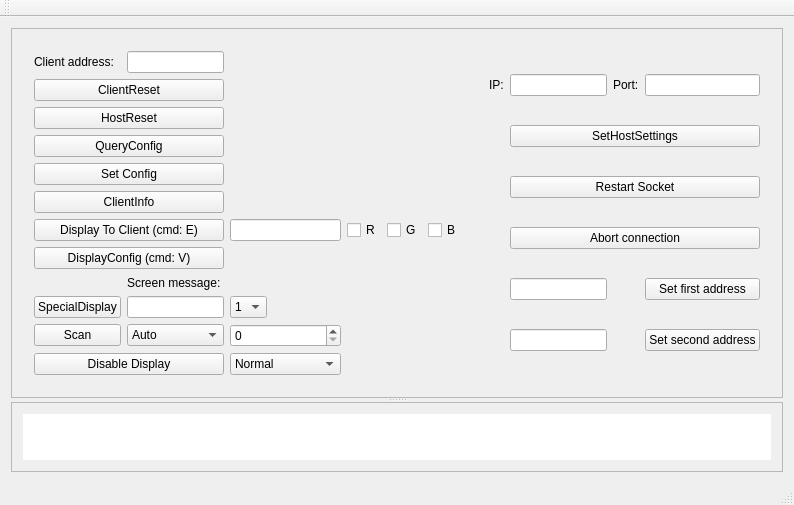
The window that TestTool/mainwindow.ui (Fateofiko/TestTool) describes before a commit, drawn with Qt 5.
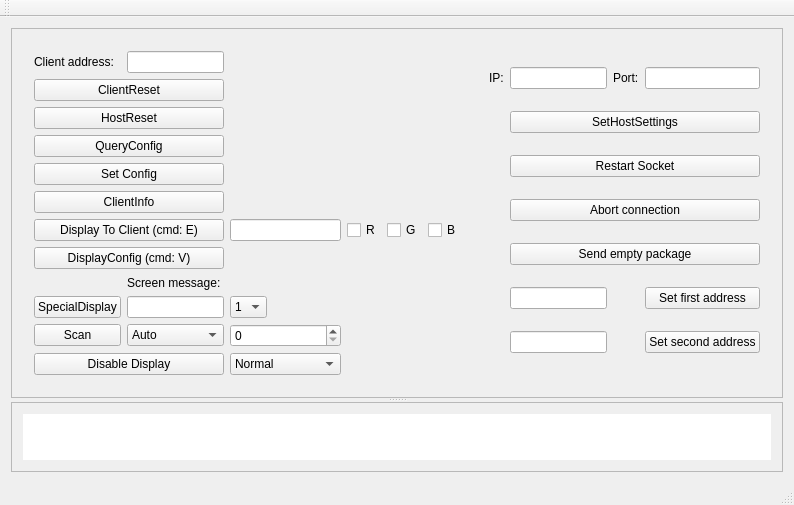
The same window after the commit.

The edit to the form file:
```diff
--- a/TestTool/mainwindow.ui
+++ b/TestTool/mainwindow.ui
@@ -28,7 +28,7 @@
         <property name="geometry">
          <rect>
           <x>0</x>
-          <y>-44</y>
+          <y>0</y>
           <width>759</width>
           <height>416</height>
          </rect>
@@ -251,21 +251,21 @@
               </property>
              </widget>
             </item>
-            <item row="7" column="1">
+            <item row="8" column="1">
              <widget class="QLineEdit" name="lineEdit_firstAddr">
               <property name="maxLength">
                <number>4</number>
               </property>
              </widget>
             </item>
-            <item row="8" column="3">
+            <item row="9" column="3">
              <widget class="QPushButton" name="pushButton_secondAddr">
               <property name="text">
                <string>Set second address</string>
               </property>
              </widget>
             </item>
-            <item row="7" column="3">
+            <item row="8" column="3">
              <widget class="QPushButton" name="pushButton_firstAddr">
               <property name="text">
                <string>Set first address</string>
@@ -279,7 +279,7 @@
               </property>
              </widget>
             </item>
-            <item row="8" column="1">
+            <item row="9" column="1">
              <widget class="QLineEdit" name="lineEdit_secondAddr">
               <property name="maxLength">
                <number>4</number>
@@ -306,6 +306,13 @@
               </property>
              </widget>
             </item>
+            <item row="7" column="1" colspan="3">
+             <widget class="QPushButton" name="pushButton_SendEmptyPackage">
+              <property name="text">
+               <string>Send empty package</string>
+              </property>
+             </widget>
+            </item>
            </layout>
           </widget>
          </item>
```
